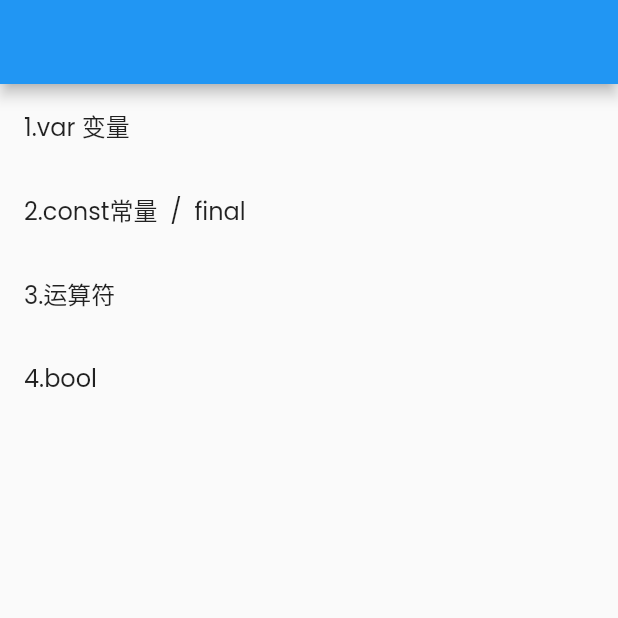
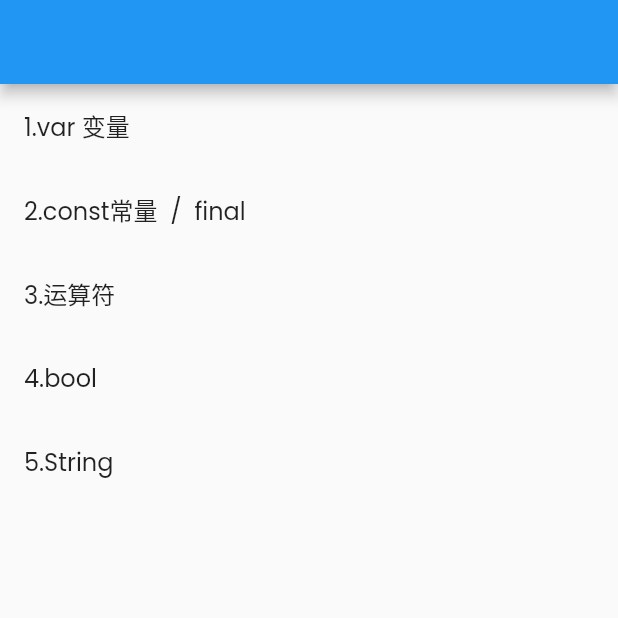
Before and after one commit to Shineforword/lyxy, a Flutter app: the LyDart screen opened directly, on a phone screen of 412 x 824 dp, the top half of it. Run offline on Flutter 3.47's test engine with Material 2 defaults, Android fonts, the phone set to English and light mode, and no system bars; our stand-ins replace extended_image, flutter_markdown; missing offline and left inert: markdown_syntax_highlighter, wechat_assets_picker; network calls fail.

Commit message:
[dart - string ]

```diff
--- a/lib/explore/dart/ly_dart.dart
+++ b/lib/explore/dart/ly_dart.dart
@@ -25,6 +25,9 @@ class LyDart extends StatelessWidget {
           LyxyExploreItem(
               title: "4.bool",
               page: LyxyCodes(mdpwd: "lib/assets/markdown/dart/bool.md")),
+          LyxyExploreItem(
+              title: "5.String",
+              page: LyxyCodes(mdpwd: "lib/assets/markdown/dart/string.md")),
         ],
       ),
     );
```
Also changed, not shown: 1 other file.
